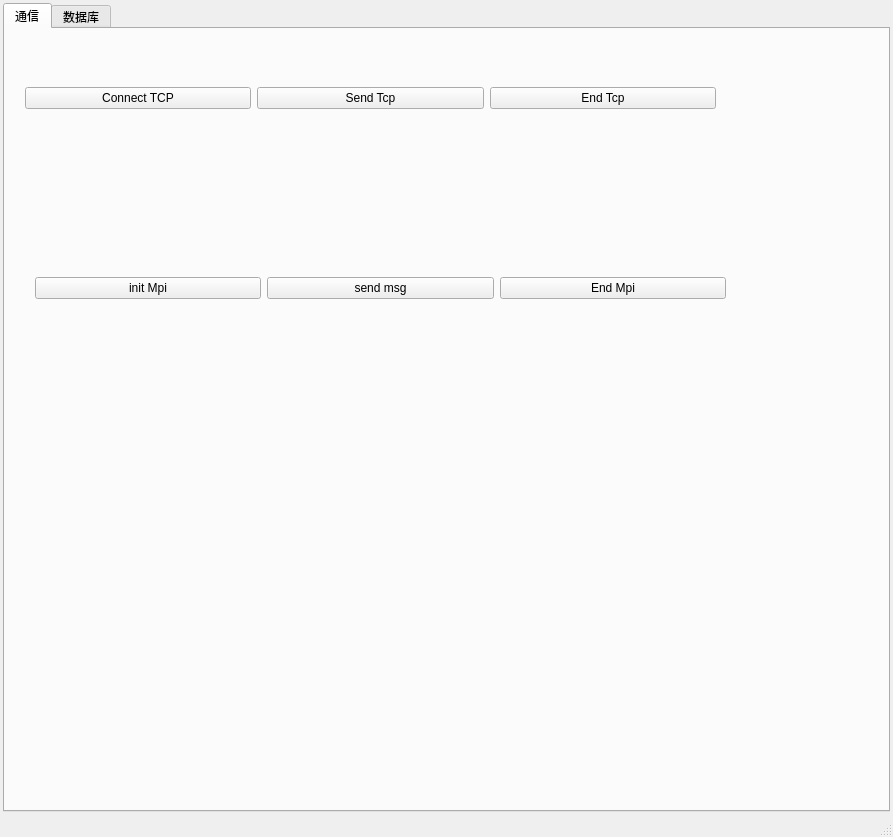
First picture: the form in src/ProjectGlory/ui/mainwindow.ui, repository cxy510/VscodeQt, before the edit.
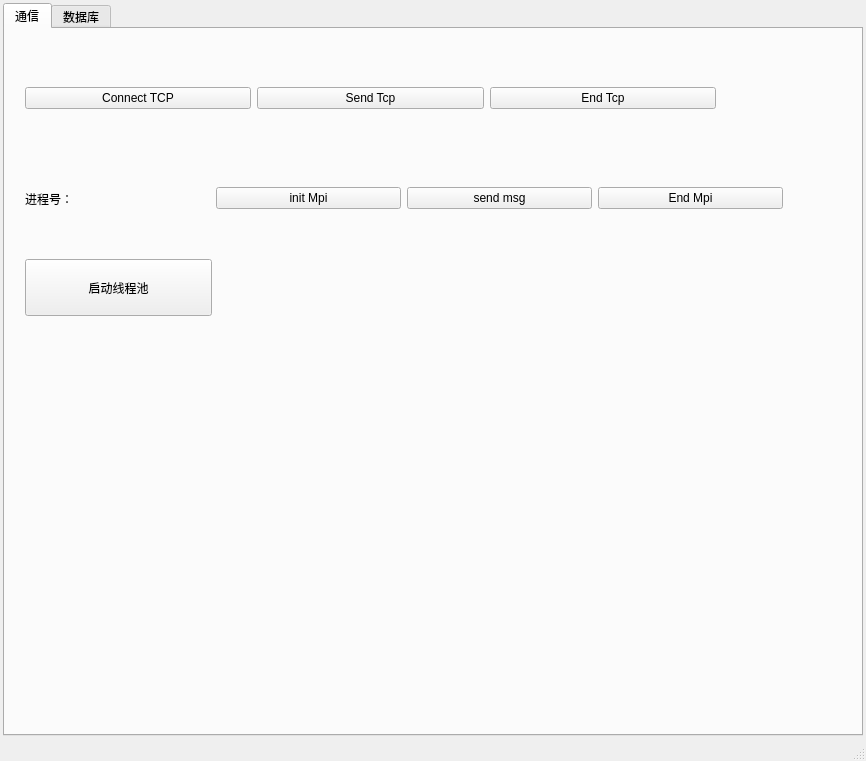
Second picture: the form after the edit.

Patch:
```diff
--- a/src/ProjectGlory/ui/mainwindow.ui
+++ b/src/ProjectGlory/ui/mainwindow.ui
@@ -6,8 +6,8 @@
    <rect>
     <x>0</x>
     <y>0</y>
-    <width>893</width>
-    <height>837</height>
+    <width>866</width>
+    <height>761</height>
    </rect>
   </property>
   <property name="windowTitle">
@@ -72,13 +72,26 @@
        <widget class="QWidget" name="layoutWidget_2">
         <property name="geometry">
          <rect>
-          <x>30</x>
-          <y>230</y>
-          <width>691</width>
+          <x>20</x>
+          <y>140</y>
+          <width>758</width>
           <height>59</height>
          </rect>
         </property>
         <layout class="QHBoxLayout" name="horizontalLayout_4">
+         <item>
+          <widget class="QLabel" name="lbl_mpi">
+           <property name="minimumSize">
+            <size>
+             <width>150</width>
+             <height>0</height>
+            </size>
+           </property>
+           <property name="text">
+            <string>进程号：</string>
+           </property>
+          </widget>
+         </item>
          <item>
           <widget class="QPushButton" name="btn_init_mpi">
            <property name="text">
@@ -102,6 +115,19 @@
          </item>
         </layout>
        </widget>
+       <widget class="QPushButton" name="btn_begin_threadpool">
+        <property name="geometry">
+         <rect>
+          <x>20</x>
+          <y>230</y>
+          <width>187</width>
+          <height>57</height>
+         </rect>
+        </property>
+        <property name="text">
+         <string>启动线程池</string>
+        </property>
+       </widget>
       </widget>
       <widget class="QWidget" name="tab_2">
        <attribute name="title">
```
